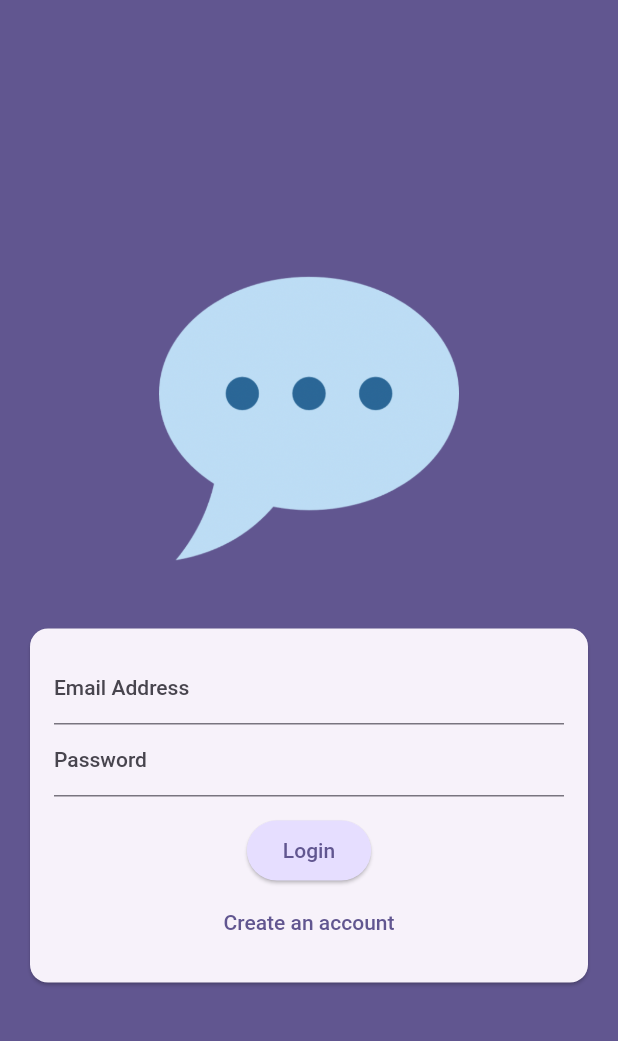
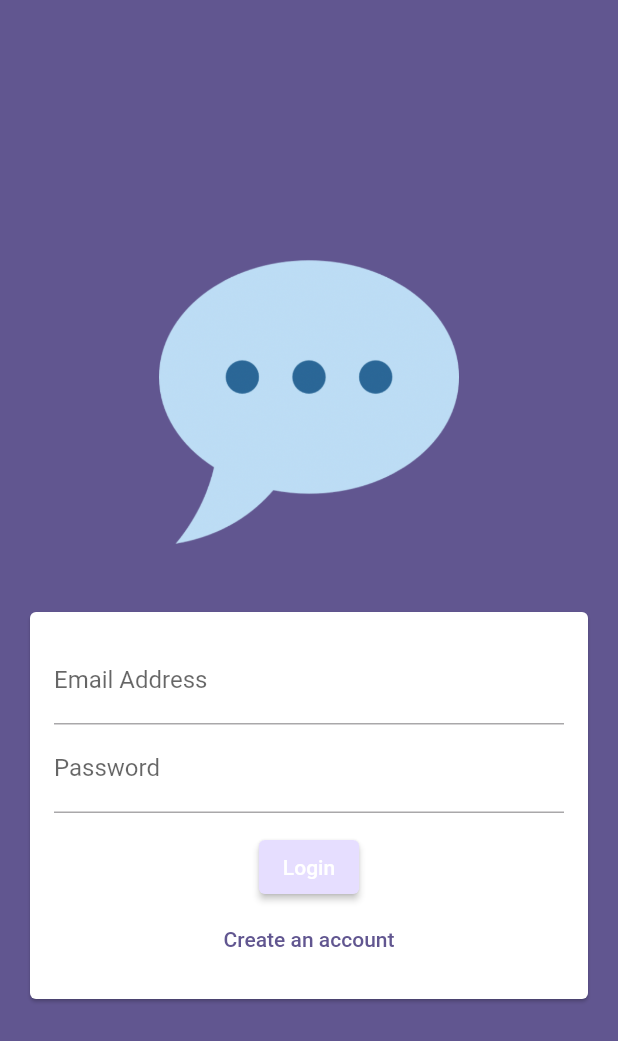
Before and after one commit to tranzi90/chat_app_flutter, a Flutter app: the screen it shows after launch, on a phone screen of 412 x 824 dp. Shown: the top 1041 px of the screen. Run offline on Flutter 3.47's test engine with Material 2 defaults, Android fonts, the light colour scheme and no system bars; our stand-ins replace cloud_firestore, firebase_auth, firebase_core, firebase_messaging, firebase_storage, image_picker; accounts and stored records are empty.

Commit message:
-- usematerial3

```diff
--- a/lib/main.dart
+++ b/lib/main.dart
@@ -23,7 +23,6 @@ class App extends StatelessWidget {
     return MaterialApp(
       title: 'FlutterChat',
       theme: ThemeData().copyWith(
-        useMaterial3: true,
         colorScheme: ColorScheme.fromSeed(
             seedColor: const Color.fromARGB(255, 63, 17, 177)),
       ),
```
